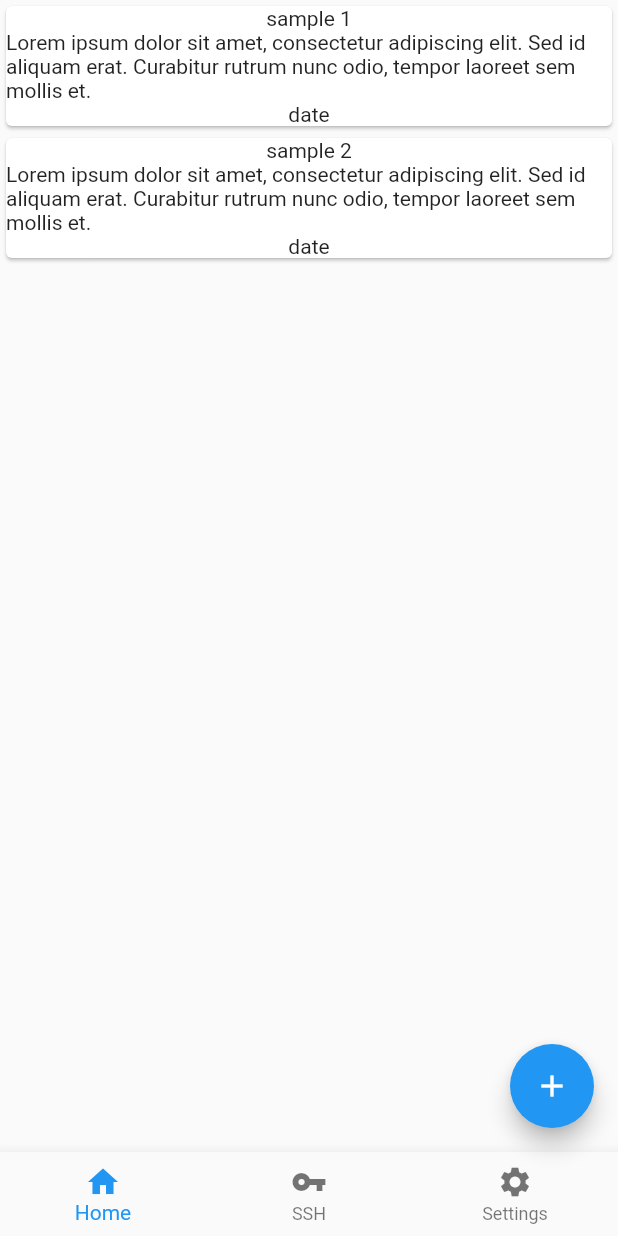
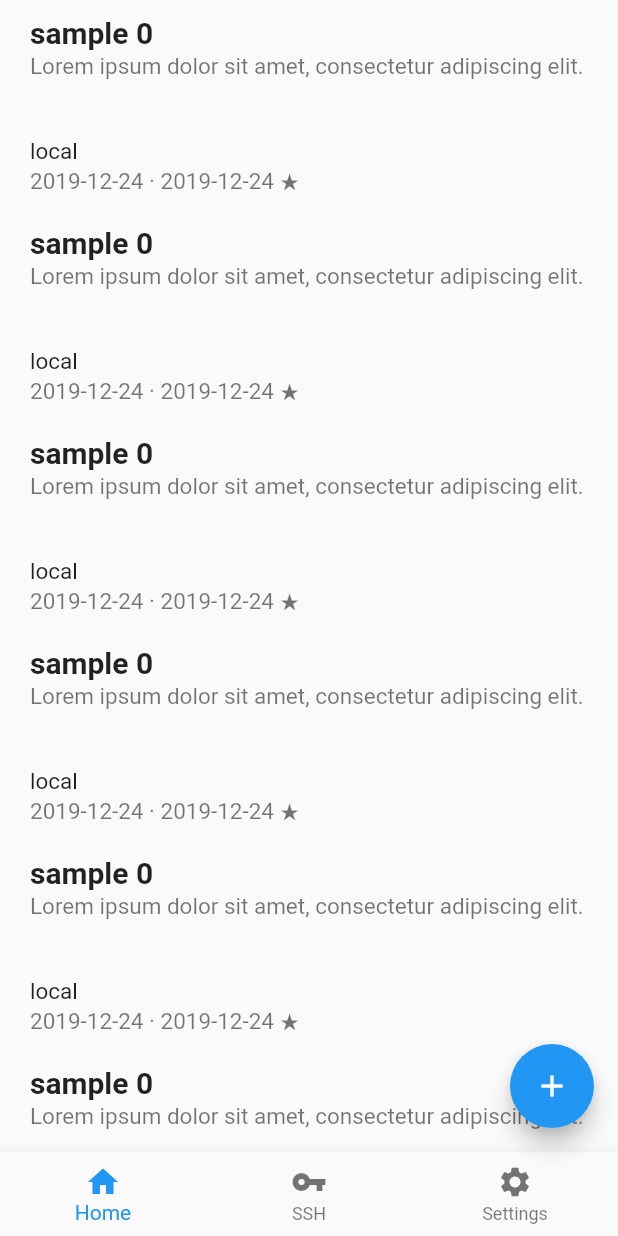
Before and after one commit to jshyunbin/mobIDE, a Flutter app: the screen it shows after launch, on a phone screen of 412 x 824 dp. Run offline on Flutter 3.47's test engine with Material 2 defaults, Android fonts, the phone set to English and light mode, and no system bars.

Commit message:
added card tap function

```diff
--- a/lib/ui/home_page.dart
+++ b/lib/ui/home_page.dart
@@ -1,21 +1,122 @@
 
 import 'package:flutter/material.dart';
 
-GestureDetector homeProject(String title, String description, Object
-tapCallback) {
-  return GestureDetector(
-    child: Card(
-      child: Column(
-        mainAxisAlignment: MainAxisAlignment.center,
-        children: <Widget>[
-          Text(title),
-          Text(description),
-          Text('date'),
-        ],
+class _ProjectDescription extends StatelessWidget {
+  _ProjectDescription({
+    Key key,
+    this.title,
+    this.description,
+    this.sshId,
+    this.initializedDate,
+    this.modifiedDate,
+  }) : super(key: key);
+
+  final String title;
+  final String description;
+  final String sshId;
+  final String initializedDate;
+  final String modifiedDate;
+
+  @override
+  Widget build(BuildContext context) {
+    return Column(
+      crossAxisAlignment: CrossAxisAlignment.start,
+      children: <Widget>[
+        Expanded(
+          flex: 2,
+          child: Column(
+            crossAxisAlignment: CrossAxisAlignment.start,
+            children: <Widget>[
+              Text(
+                '$title',
+                maxLines: 2,
+                overflow: TextOverflow.ellipsis,
+                style: const TextStyle(
+                  fontSize: 20,
+                  fontWeight: FontWeight.bold,
+                ),
+              ),
+              const Padding(padding: EdgeInsets.only(bottom: 2.0)),
+              Text(
+                '$description',
+                maxLines: 2,
+                overflow: TextOverflow.ellipsis,
+                style: const TextStyle(
+                  fontSize: 15.0,
+                  color: Colors.black54,
+                ),
+              ),
+            ],
+          ),
+        ),
+        Expanded(
+          flex: 1,
+          child: Column(
+            crossAxisAlignment: CrossAxisAlignment.start,
+            mainAxisAlignment: MainAxisAlignment.end,
+            children: <Widget>[
+              Text(
+                (sshId == null)? 'local' : '$sshId',
+                style: const TextStyle(
+                  fontSize: 15.0,
+                  color: Colors.black87,
+                ),
+              ),
+              Text(
+                '$initializedDate · $modifiedDate ★',
+                style: const TextStyle(
+                  fontSize: 15.0,
+                  color: Colors.black54,
+                ),
+              ),
+            ],
+          ),
+        ),
+      ],
+    );
+  }
+}
+
+class ProjectListItem extends StatelessWidget {
+  ProjectListItem({
+    Key key,
+    this.title,
+    this.description,
+    this.sshId,
+    this.initializedDate,
+    this.modifiedDate,
+    this.callBack
+  }) : super(key: key);
+
+  final String title;
+  final String description;
+  final String sshId;
+  final String initializedDate;
+  final String modifiedDate;
+  final Object callBack;
+
+  @override
+  Widget build(BuildContext context) {
+    return Padding(
+      padding: const EdgeInsets.symmetric(vertical: 10.0),
+      child: InkWell(
+        child: Ink(
+          height: 120,
+          child: Padding(
+            padding: const EdgeInsets.fromLTRB(20.0, 0.0, 2.0, 0.0),
+            child: _ProjectDescription(
+              title: title,
+              description: description,
+              sshId: sshId,
+              initializedDate: initializedDate,
+              modifiedDate: modifiedDate,
+            ),
+          ),
+        ),
+        onTap: callBack,
       ),
-    ),
-    onTap: tapCallback,
-  );
+    );
+  }
 }
 
 class HomePage extends StatefulWidget {
@@ -39,12 +140,30 @@ class _HomePageState extends State {
     return ListView(
       //TODO: replace the list.
       children: <Widget>[
-        homeProject('sample 1', 'Lorem ipsum dolor sit amet, consectetur '
-            'adipiscing elit. Sed id aliquam erat. Curabitur rutrum nunc '
-            'odio, tempor laoreet sem mollis et.', null),
-        homeProject('sample 2', 'Lorem ipsum dolor sit amet, consectetur '
-            'adipiscing elit. Sed id aliquam erat. Curabitur rutrum nunc '
-            'odio, tempor laoreet sem mollis et.', null),
+        ProjectListItem(title: 'sample 0', description: 'Lorem ipsum dolor '
+            'sit amet, consectetur adipiscing elit.', sshId: null,
+          initializedDate: '2019-12-24', modifiedDate: '2019-12-24', ),
+        ProjectListItem(title: 'sample 0', description: 'Lorem ipsum dolor '
+            'sit amet, consectetur adipiscing elit.', sshId: null,
+          initializedDate: '2019-12-24', modifiedDate: '2019-12-24',),
+        ProjectListItem(title: 'sample 0', description: 'Lorem ipsum dolor '
+            'sit amet, consectetur adipiscing elit.', sshId: null,
+          initializedDate: '2019-12-24', modifiedDate: '2019-12-24',),
+        ProjectListItem(title: 'sample 0', description: 'Lorem ipsum dolor '
+            'sit amet, consectetur adipiscing elit.', sshId: null,
+          initializedDate: '2019-12-24', modifiedDate: '2019-12-24',),
+        ProjectListItem(title: 'sample 0', description: 'Lorem ipsum dolor '
+            'sit amet, consectetur adipiscing elit.', sshId: null,
+          initializedDate: '2019-12-24', modifiedDate: '2019-12-24',),
+        ProjectListItem(title: 'sample 0', description: 'Lorem ipsum dolor '
+            'sit amet, consectetur adipiscing elit.', sshId: null,
+          initializedDate: '2019-12-24', modifiedDate: '2019-12-24',),
+        ProjectListItem(title: 'sample 0', description: 'Lorem ipsum dolor '
+            'sit amet, consectetur adipiscing elit.', sshId: null,
+          initializedDate: '2019-12-24', modifiedDate: '2019-12-24',),
+        ProjectListItem(title: 'sample 0', description: 'Lorem ipsum dolor '
+            'sit amet, consectetur adipiscing elit.', sshId: null,
+          initializedDate: '2019-12-24', modifiedDate: '2019-12-24',),
       ],
     );
   }
```
